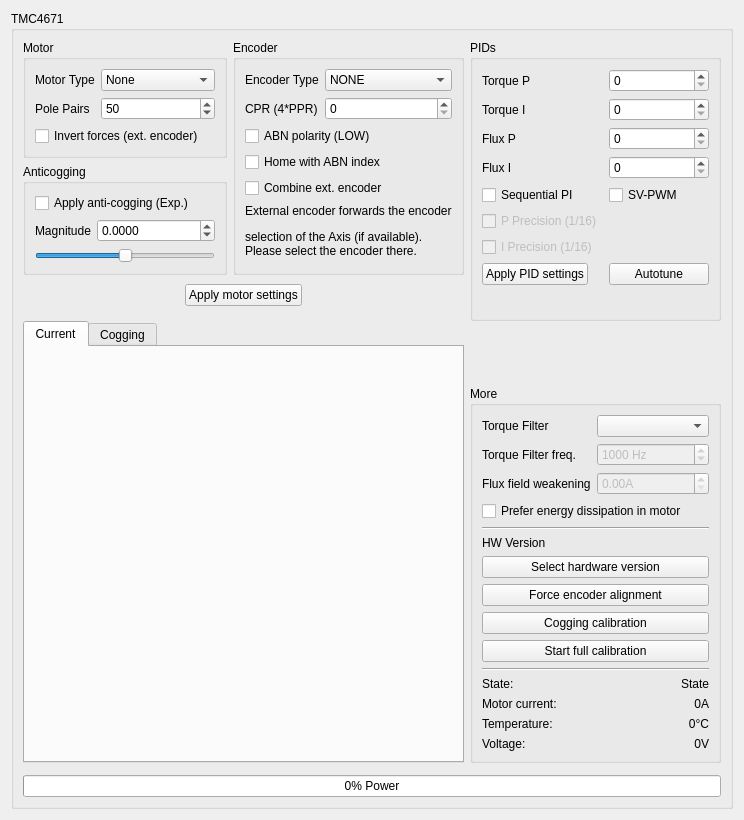
Before: the Qt Designer form res/tmc4671_ui.ui in Ultrawipf/OpenFFBoard-configurator, drawn with Qt 5.
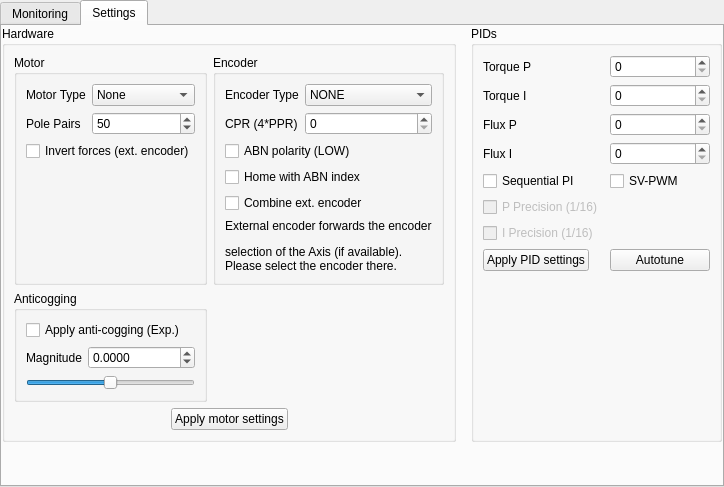
After: the same form once the commit is applied. The open tabs and pages were chosen to show the change. Custom widgets are drawn as their Qt base class.

Patch:
```diff
--- a/res/tmc4671_ui.ui
+++ b/res/tmc4671_ui.ui
@@ -6,22 +6,68 @@
    <rect>
     <x>0</x>
     <y>0</y>
-    <width>744</width>
-    <height>820</height>
+    <width>697</width>
+    <height>487</height>
    </rect>
   </property>
   <property name="windowTitle">
    <string>Form</string>
   </property>
   <layout class="QVBoxLayout" name="verticalLayout">
+   <property name="spacing">
+    <number>0</number>
+   </property>
+   <property name="leftMargin">
+    <number>0</number>
+   </property>
+   <property name="topMargin">
+    <number>0</number>
+   </property>
+   <property name="rightMargin">
+    <number>0</number>
+   </property>
+   <property name="bottomMargin">
+    <number>0</number>
+   </property>
    <item>
+    <widget class="QTabWidget" name="tabWidget_2">
+     <property name="currentIndex">
+      <number>0</number>
+     </property>
+     <widget class="QWidget" name="Monitoring">
+      <attribute name="title">
+       <string>Monitoring</string>
+      </attribute>
+      <layout class="QGridLayout" name="gridLayout_6">
+       <property name="leftMargin">
+        <number>0</number>
+       </property>
+       <property name="topMargin">
+        <number>0</number>
+       </property>
+       <property name="rightMargin">
+        <number>0</number>
+       </property>
+       <property name="bottomMargin">
+        <number>0</number>
+       </property>
+       <property name="spacing">
+        <number>15</number>
+       </property>
+       <item row="0" column="0">
     <widget class="QGroupBox" name="groupBox_tmc">
      <property name="title">
       <string>TMC4671</string>
      </property>
      <layout class="QGridLayout" name="gridLayout">
-      <item row="6" column="2" rowspan="2">
+          <item row="0" column="1">
        <widget class="QGroupBox" name="groupBox_4">
+            <property name="sizePolicy">
+             <sizepolicy hsizetype="Preferred" vsizetype="Minimum">
+              <horstretch>0</horstretch>
+              <verstretch>0</verstretch>
+             </sizepolicy>
+            </property>
         <property name="maximumSize">
          <size>
           <width>500</width>
@@ -183,15 +229,27 @@
          </item>
          <item row="12" column="1">
           <widget class="QLabel" name="label_Current">
+               <property name="sizePolicy">
+                <sizepolicy hsizetype="Preferred" vsizetype="Minimum">
+                 <horstretch>0</horstretch>
+                 <verstretch>0</verstretch>
+                </sizepolicy>
+               </property>
            <property name="minimumSize">
             <size>
              <width>0</width>
              <height>0</height>
             </size>
            </property>
+               <property name="lineWidth">
+                <number>1</number>
+               </property>
            <property name="text">
             <string>0A</string>
            </property>
+               <property name="textFormat">
+                <enum>Qt::TextFormat::PlainText</enum>
+               </property>
            <property name="alignment">
             <set>Qt::AlignmentFlag::AlignRight|Qt::AlignmentFlag::AlignTrailing|Qt::AlignmentFlag::AlignVCenter</set>
            </property>
@@ -206,6 +264,12 @@
          </item>
          <item row="13" column="1">
           <widget class="QLabel" name="label_Temp">
+               <property name="sizePolicy">
+                <sizepolicy hsizetype="Preferred" vsizetype="Fixed">
+                 <horstretch>0</horstretch>
+                 <verstretch>0</verstretch>
+                </sizepolicy>
+               </property>
            <property name="text">
             <string>0°C</string>
            </property>
@@ -251,119 +315,7 @@
         </layout>
        </widget>
       </item>
-      <item row="0" column="0">
-       <widget class="QGroupBox" name="groupBox_3">
-        <property name="sizePolicy">
-         <sizepolicy hsizetype="Preferred" vsizetype="Preferred">
-          <horstretch>1</horstretch>
-          <verstretch>0</verstretch>
-         </sizepolicy>
-        </property>
-        <property name="title">
-         <string>Motor</string>
-        </property>
-        <layout class="QFormLayout" name="formLayout_2">
-         <item row="0" column="0">
-          <widget class="QLabel" name="label">
-           <property name="text">
-            <string>Motor Type</string>
-           </property>
-          </widget>
-         </item>
-         <item row="0" column="1">
-          <widget class="QComboBox" name="comboBox_mtype">
-           <item>
-            <property name="text">
-             <string>None</string>
-            </property>
-           </item>
-          </widget>
-         </item>
-         <item row="1" column="0">
-          <widget class="QLabel" name="label_2">
-           <property name="text">
-            <string>Pole Pairs</string>
-           </property>
-          </widget>
-         </item>
-         <item row="1" column="1">
-          <widget class="QSpinBox" name="spinBox_poles">
-           <property name="keyboardTracking">
-            <bool>false</bool>
-           </property>
-           <property name="value">
-            <number>50</number>
-           </property>
-          </widget>
-         </item>
-         <item row="2" column="0" colspan="2">
-          <widget class="QCheckBox" name="checkBox_invertForce">
-           <property name="toolTip">
-            <string>&lt;html&gt;&lt;head/&gt;&lt;body&gt;&lt;p&gt;Inverts forces received by the driver when combine with ext. encoder is active if the internal and external encoder directions don't match&lt;/p&gt;&lt;/body&gt;&lt;/html&gt;</string>
-           </property>
-           <property name="text">
-            <string>Invert forces (ext. encoder)</string>
-           </property>
-          </widget>
-         </item>
-        </layout>
-       </widget>
-      </item>
-      <item row="2" column="0" colspan="2">
-       <widget class="QFrame" name="frame_2">
-        <property name="frameShape">
-         <enum>QFrame::Shape::NoFrame</enum>
-        </property>
-        <property name="frameShadow">
-         <enum>QFrame::Shadow::Raised</enum>
-        </property>
-        <layout class="QGridLayout" name="gridLayout_2">
-         <property name="leftMargin">
-          <number>9</number>
-         </property>
-         <property name="topMargin">
-          <number>3</number>
-         </property>
-         <property name="rightMargin">
-          <number>9</number>
-         </property>
-         <item row="0" column="1">
-          <widget class="QPushButton" name="pushButton_submitmotor">
-           <property name="text">
-            <string>Apply motor settings</string>
-           </property>
-          </widget>
-         </item>
-         <item row="0" column="2">
-          <spacer name="horizontalSpacer_3">
-           <property name="orientation">
-            <enum>Qt::Orientation::Horizontal</enum>
-           </property>
-           <property name="sizeHint" stdset="0">
-            <size>
-             <width>40</width>
-             <height>20</height>
-            </size>
-           </property>
-          </spacer>
-         </item>
-         <item row="0" column="0">
-          <spacer name="horizontalSpacer_2">
-           <property name="orientation">
-            <enum>Qt::Orientation::Horizontal</enum>
-           </property>
-           <property name="sizeHint" stdset="0">
-            <size>
-             <width>40</width>
-             <height>20</height>
-            </size>
-           </property>
-          </spacer>
-         </item>
-        </layout>
-       </widget>
-      </item>
-      <item row="3" column="0" rowspan="5" colspan="2">
+          <item row="0" column="0" rowspan="2">
        <widget class="QTabWidget" name="tabWidget">
         <property name="currentIndex">
          <number>0</number>
@@ -422,7 +374,7 @@
         </widget>
        </widget>
       </item>
-      <item row="12" column="0" colspan="3">
+          <item row="2" column="0" colspan="2">
        <widget class="QProgressBar" name="progressBar_power">
         <property name="sizePolicy">
          <sizepolicy hsizetype="Minimum" vsizetype="Fixed">
@@ -447,8 +399,46 @@
         </property>
        </widget>
       </item>
-      <item row="11" column="0">
-       <widget class="QFrame" name="frame">
+          <item row="1" column="1">
+           <spacer name="verticalSpacer">
+            <property name="orientation">
+             <enum>Qt::Orientation::Vertical</enum>
+            </property>
+            <property name="sizeHint" stdset="0">
+             <size>
+              <width>20</width>
+              <height>40</height>
+             </size>
+            </property>
+           </spacer>
+          </item>
+         </layout>
+        </widget>
+       </item>
+      </layout>
+     </widget>
+     <widget class="QWidget" name="Settings">
+      <attribute name="title">
+       <string>Settings</string>
+      </attribute>
+      <layout class="QGridLayout" name="gridLayout_5">
+       <property name="leftMargin">
+        <number>0</number>
+       </property>
+       <property name="topMargin">
+        <number>0</number>
+       </property>
+       <property name="rightMargin">
+        <number>0</number>
+       </property>
+       <property name="bottomMargin">
+        <number>0</number>
+       </property>
+       <property name="spacing">
+        <number>15</number>
+       </property>
+       <item row="3" column="0">
+        <widget class="QFrame" name="frame_2">
         <property name="frameShape">
          <enum>QFrame::Shape::StyledPanel</enum>
         </property>
@@ -457,10 +447,10 @@
         </property>
        </widget>
       </item>
-      <item row="0" column="2" rowspan="5">
+       <item row="0" column="2">
        <widget class="QGroupBox" name="groupBox_2">
         <property name="sizePolicy">
-         <sizepolicy hsizetype="Minimum" vsizetype="Minimum">
+          <sizepolicy hsizetype="Preferred" vsizetype="Preferred">
           <horstretch>0</horstretch>
           <verstretch>0</verstretch>
          </sizepolicy>
@@ -630,23 +620,199 @@
         </layout>
        </widget>
       </item>
-      <item row="5" column="2">
-       <spacer name="verticalSpacer">
+       <item row="0" column="0" colspan="2">
+        <widget class="QGroupBox" name="groupBox_5">
+         <property name="title">
+          <string>Hardware</string>
+         </property>
+         <layout class="QGridLayout" name="gridLayout_2">
+          <item row="0" column="0">
+           <widget class="QGroupBox" name="groupBox_3">
+            <property name="sizePolicy">
+             <sizepolicy hsizetype="Preferred" vsizetype="Preferred">
+              <horstretch>1</horstretch>
+              <verstretch>0</verstretch>
+             </sizepolicy>
+            </property>
+            <property name="title">
+             <string>Motor</string>
+            </property>
+            <layout class="QFormLayout" name="formLayout_2">
+             <item row="0" column="0">
+              <widget class="QLabel" name="label">
+               <property name="text">
+                <string>Motor Type</string>
+               </property>
+              </widget>
+             </item>
+             <item row="0" column="1">
+              <widget class="QComboBox" name="comboBox_mtype">
+               <item>
+                <property name="text">
+                 <string>None</string>
+                </property>
+               </item>
+              </widget>
+             </item>
+             <item row="1" column="0">
+              <widget class="QLabel" name="label_2">
+               <property name="text">
+                <string>Pole Pairs</string>
+               </property>
+              </widget>
+             </item>
+             <item row="1" column="1">
+              <widget class="QSpinBox" name="spinBox_poles">
+               <property name="keyboardTracking">
+                <bool>false</bool>
+               </property>
+               <property name="value">
+                <number>50</number>
+               </property>
+              </widget>
+             </item>
+             <item row="2" column="0" colspan="2">
+              <widget class="QCheckBox" name="checkBox_invertForce">
+               <property name="toolTip">
+                <string>&lt;html&gt;&lt;head/&gt;&lt;body&gt;&lt;p&gt;Inverts forces received by the driver when combine with ext. encoder is active if the internal and external encoder directions don't match&lt;/p&gt;&lt;/body&gt;&lt;/html&gt;</string>
+               </property>
+               <property name="text">
+                <string>Invert forces (ext. encoder)</string>
+               </property>
+              </widget>
+             </item>
+            </layout>
+           </widget>
+          </item>
+          <item row="1" column="0">
+           <widget class="QGroupBox" name="groupBox_anticogging">
+            <property name="title">
+             <string>Anticogging</string>
+            </property>
+            <layout class="QFormLayout" name="formLayout_5">
+             <property name="leftMargin">
+              <number>9</number>
+             </property>
+             <property name="topMargin">
+              <number>9</number>
+             </property>
+             <property name="rightMargin">
+              <number>9</number>
+             </property>
+             <property name="bottomMargin">
+              <number>9</number>
+             </property>
+             <item row="0" column="0" colspan="2">
+              <widget class="QCheckBox" name="checkBox_cogging">
+               <property name="text">
+                <string>Apply anti-cogging (Exp.)</string>
+               </property>
+              </widget>
+             </item>
+             <item row="1" column="0">
+              <widget class="QLabel" name="label_10">
+               <property name="sizePolicy">
+                <sizepolicy hsizetype="Fixed" vsizetype="Preferred">
+                 <horstretch>0</horstretch>
+                 <verstretch>0</verstretch>
+                </sizepolicy>
+               </property>
+               <property name="text">
+                <string>Magnitude</string>
+               </property>
+              </widget>
+             </item>
+             <item row="1" column="1">
+              <widget class="QDoubleSpinBox" name="doubleSpinBox_coggScale">
+               <property name="decimals">
+                <number>4</number>
+               </property>
+               <property name="minimum">
+                <double>-3.276700000000000</double>
+               </property>
+               <property name="maximum">
+                <double>3.276700000000000</double>
+               </property>
+               <property name="singleStep">
+                <double>0.000100000000000</double>
+               </property>
+              </widget>
+             </item>
+             <item row="3" column="0" colspan="2">
+              <widget class="QSlider" name="horizontalSlider_coggmag">
+               <property name="minimum">
+                <number>-32767</number>
+               </property>
+               <property name="maximum">
+                <number>32767</number>
+               </property>
+               <property name="singleStep">
+                <number>100</number>
+               </property>
+               <property name="pageStep">
+                <number>1000</number>
+               </property>
+               <property name="tracking">
+                <bool>true</bool>
+               </property>
         <property name="orientation">
-         <enum>Qt::Orientation::Vertical</enum>
-        </property>
-        <property name="sizeType">
-         <enum>QSizePolicy::Policy::Expanding</enum>
-        </property>
+                <enum>Qt::Orientation::Horizontal</enum>
+               </property>
+               <property name="invertedAppearance">
+                <bool>false</bool>
+               </property>
+               <property name="invertedControls">
+                <bool>false</bool>
+               </property>
+              </widget>
+             </item>
+            </layout>
+           </widget>
+          </item>
+          <item row="2" column="0" colspan="2">
+           <layout class="QHBoxLayout" name="horizontalLayout_2">
+            <property name="leftMargin">
+             <number>0</number>
+            </property>
+            <property name="topMargin">
+             <number>0</number>
+            </property>
+            <item>
+             <spacer name="horizontalSpacer_2">
+              <property name="orientation">
+               <enum>Qt::Orientation::Horizontal</enum>
+              </property>
         <property name="sizeHint" stdset="0">
          <size>
-          <width>20</width>
-          <height>0</height>
+                <width>40</width>
+                <height>20</height>
          </size>
         </property>
        </spacer>
       </item>
-      <item row="0" column="1" rowspan="2">
+            <item>
+             <widget class="QPushButton" name="pushButton_submitmotor">
+              <property name="text">
+               <string>Apply motor settings</string>
+              </property>
+             </widget>
+            </item>
+            <item>
+             <spacer name="horizontalSpacer_3">
+              <property name="orientation">
+               <enum>Qt::Orientation::Horizontal</enum>
+              </property>
+              <property name="sizeHint" stdset="0">
+               <size>
+                <width>40</width>
+                <height>20</height>
+               </size>
+              </property>
+             </spacer>
+            </item>
+           </layout>
+          </item>
+          <item row="0" column="1">
        <widget class="QGroupBox" name="groupBox_encoder">
         <property name="sizePolicy">
          <sizepolicy hsizetype="Preferred" vsizetype="Preferred">
@@ -740,92 +906,24 @@
         </layout>
        </widget>
       </item>
-      <item row="1" column="0">
-       <widget class="QGroupBox" name="groupBox_anticogging">
-        <property name="title">
-         <string>Anticogging</string>
-        </property>
-        <layout class="QFormLayout" name="formLayout_5">
-         <property name="leftMargin">
-          <number>9</number>
-         </property>
-         <property name="topMargin">
-          <number>9</number>
-         </property>
-         <property name="rightMargin">
-          <number>9</number>
-         </property>
-         <property name="bottomMargin">
-          <number>9</number>
-         </property>
-         <item row="0" column="0" colspan="2">
-          <widget class="QCheckBox" name="checkBox_cogging">
-           <property name="text">
-            <string>Apply anti-cogging (Exp.)</string>
-           </property>
-          </widget>
-         </item>
-         <item row="2" column="0">
-          <widget class="QLabel" name="label_10">
-           <property name="sizePolicy">
-            <sizepolicy hsizetype="Fixed" vsizetype="Preferred">
-             <horstretch>0</horstretch>
-             <verstretch>0</verstretch>
-            </sizepolicy>
-           </property>
-           <property name="text">
-            <string>Magnitude</string>
-           </property>
-          </widget>
-         </item>
-         <item row="4" column="0" colspan="2">
-          <widget class="QSlider" name="horizontalSlider_coggmag">
-           <property name="minimum">
-            <number>-32767</number>
-           </property>
-           <property name="maximum">
-            <number>32767</number>
-           </property>
-           <property name="singleStep">
-            <number>100</number>
-           </property>
-           <property name="pageStep">
-            <number>1000</number>
-           </property>
-           <property name="tracking">
-            <bool>true</bool>
-           </property>
+         </layout>
+        </widget>
+       </item>
+       <item row="7" column="0" colspan="3">
+        <spacer name="verticalSpacer_2">
            <property name="orientation">
-            <enum>Qt::Orientation::Horizontal</enum>
-           </property>
-           <property name="invertedAppearance">
-            <bool>false</bool>
-           </property>
-           <property name="invertedControls">
-            <bool>false</bool>
-           </property>
-          </widget>
-         </item>
-         <item row="2" column="1">
-          <widget class="QDoubleSpinBox" name="doubleSpinBox_coggScale">
-           <property name="decimals">
-            <number>4</number>
-           </property>
-           <property name="minimum">
-            <double>-3.276700000000000</double>
-           </property>
-           <property name="maximum">
-            <double>3.276700000000000</double>
-           </property>
-           <property name="singleStep">
-            <double>0.000100000000000</double>
-           </property>
-          </widget>
-         </item>
-        </layout>
-       </widget>
-      </item>
-     </layout>
+          <enum>Qt::Orientation::Vertical</enum>
+         </property>
+         <property name="sizeHint" stdset="0">
+          <size>
+           <width>20</width>
+           <height>40</height>
+          </size>
+         </property>
+        </spacer>
+       </item>
+      </layout>
+     </widget>
     </widget>
    </item>
   </layout>
```
Lines whose indentation alone changed are shown as unchanged.
